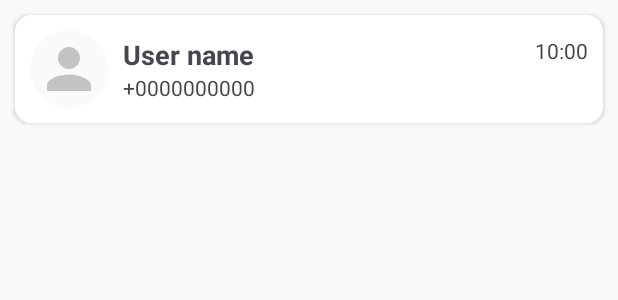
After one commit to fsRakib/Campus_Connect, an Android app: the layout recent_chat_recycler_row.xml on its own in the app's theme, with its tools: preview values and no code run, on a phone screen of 412 x 824 dp. The commit adds this screen. Shown: the top 300 px of the screen. Run offline under Robolectric (Android 15) with nearby library versions, the phone set to English and light mode, and no system bars.

Commit message:
Recent Chats in RecyclerView

```diff
--- a/app/src/main/java/com/example/campusconnect/ChatActivity.java
+++ b/app/src/main/java/com/example/campusconnect/ChatActivity.java
@@ -91,6 +91,7 @@ public class ChatActivity extends AppCompatActivity {
     void sendMessageToUser(String message){
         chatroomModel.setLastMessageTimestamp(Timestamp.now());
         chatroomModel.setLastMessageSenderId(FirebaseUtil.currentUserId());
+        chatroomModel.setLastMessage(message);
         FirebaseUtil.getChatroomReference(chatroomId).set(chatroomModel);
 
         ChatMessageModel chatMessageModel=new ChatMessageModel(message,FirebaseUtil.currentUserId(),Timestamp.now());
--- /dev/null
+++ b/app/src/main/res/layout/recent_chat_recycler_row.xml
@@ -0,0 +1,52 @@
+<?xml version="1.0" encoding="utf-8"?>
+<LinearLayout xmlns:android="http://schemas.android.com/apk/res/android"
+    android:layout_width="match_parent"
+    android:layout_height="wrap_content"
+    xmlns:tools="http://schemas.android.com/tools"
+    android:background="@drawable/edit_text_rounded_corner"
+    android:layout_margin="10dp"
+    android:elevation="2dp">
+
+    <include layout="@layout/profile_pic_view"
+        android:layout_width="52dp"
+        android:layout_height="52dp"
+        android:layout_gravity="center"
+        android:layout_margin="10dp"
+        />
+    <LinearLayout
+        android:layout_width="match_parent"
+        android:layout_height="wrap_content"
+        android:orientation="vertical"
+        android:layout_gravity="center">
+
+        <RelativeLayout
+            android:layout_width="match_parent"
+            android:layout_height="wrap_content">
+            <TextView
+                android:layout_width="wrap_content"
+                android:layout_height="wrap_content"
+                tools:text="User name"
+                android:textSize="18sp"
+                android:textStyle="bold"
+                android:id="@+id/user_name_text"/>
+
+            <TextView
+                android:layout_width="wrap_content"
+                android:layout_height="wrap_content"
+                tools:text="10:00"
+                android:layout_alignParentEnd="true"
+                android:layout_marginEnd="10dp"
+                android:id="@+id/last_message_time_text"
+                />
+        </RelativeLayout>
+
+        <TextView
+            android:layout_width="wrap_content"
+            android:layout_height="wrap_content"
+            tools:text="+0000000000"
+            android:id="@+id/last_message_text"
+            />
+
+    </LinearLayout>
+
+</LinearLayout>
```
Also changed, not shown: app/src/main/java/com/example/campusconnect/ChatFragment.java (+52 -6 lines), app/src/main/java/com/example/campusconnect/adapter/RecentChatRecyclerAdapter.java (added, +83 -0 lines), app/src/main/java/com/example/campusconnect/model/ChatroomModel.java (+9 -0 lines), app/src/main/java/com/example/campusconnect/utils/FirebaseUtil.java (+18 -0 lines), app/src/main/res/layout/fragment_chat.xml (+4 -7 lines).
